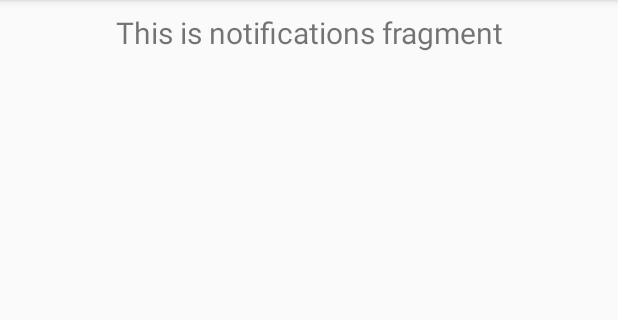
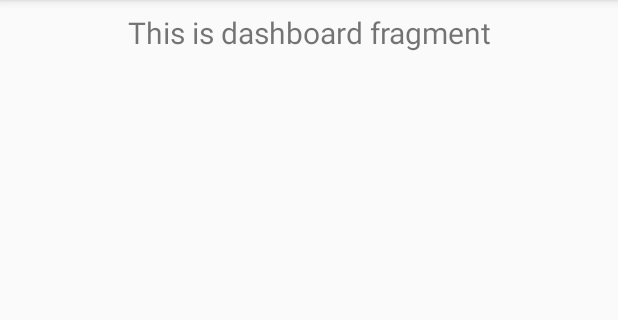
Before and after one commit to prateekKrOraon/Abhiyantran-2020, an Android app: the fragment EventFragment placed in its activity, on a phone screen of 412 x 824 dp, the part 84-404 px from its top. Run offline under Robolectric (Android 15) with nearby library versions, the phone set to English and light mode, and no system bars; our stand-ins replace Firebase (no records; nobody signed in at launch, a user with empty details on screens opened directly).

Commit message:
HomeFragment Changed

```diff
--- a/app/build.gradle
+++ b/app/build.gradle
@@ -33,6 +33,7 @@ dependencies {
     implementation 'androidx.legacy:legacy-support-v4:1.0.0'
     implementation 'com.google.firebase:firebase-core:17.2.2'
     implementation 'com.google.firebase:firebase-firestore:21.4.0'
+    implementation 'com.google.firebase:firebase-storage:19.1.1'
     testImplementation 'junit:junit:4.12'
     androidTestImplementation 'androidx.test.ext:junit:1.1.1'
     androidTestImplementation 'androidx.test.espresso:espresso-core:3.2.0'
--- a/app/src/main/AndroidManifest.xml
+++ b/app/src/main/AndroidManifest.xml
@@ -3,6 +3,8 @@
     package="in.ac.nitsikkim.abhiyantran2020">
 
     <uses-permission android:name="android.permission.INTERNET"/>
+    <uses-permission android:name="android.permission.READ_EXTERNAL_STORAGE"/>
+    <uses-permission android:name="android.permission.WRITE_EXTERNAL_STORAGE"/>
 
     <application
         android:allowBackup="true"
--- a/app/src/main/java/in/ac/nitsikkim/abhiyantran2020/MainActivity.java
+++ b/app/src/main/java/in/ac/nitsikkim/abhiyantran2020/MainActivity.java
@@ -2,7 +2,6 @@ package in.ac.nitsikkim.abhiyantran2020;
 
 import android.os.Bundle;
 import android.view.MenuItem;
-import android.widget.FrameLayout;
 
 import com.google.android.material.bottomnavigation.BottomNavigationView;
 import androidx.annotation.NonNull;
@@ -12,16 +11,16 @@ import androidx.fragment.app.Fragment;
 import androidx.fragment.app.FragmentManager;
 import androidx.fragment.app.FragmentTransaction;
 
-import in.ac.nitsikkim.abhiyantran2020.ui.dashboard.DashboardFragment;
+import in.ac.nitsikkim.abhiyantran2020.ui.fragments.EventFragment;
 import in.ac.nitsikkim.abhiyantran2020.ui.fragments.GalleryFragment;
 import in.ac.nitsikkim.abhiyantran2020.ui.fragments.GuestFragment;
-import in.ac.nitsikkim.abhiyantran2020.ui.home.HomeFragment;
-import in.ac.nitsikkim.abhiyantran2020.ui.notifications.NotificationsFragment;
+import in.ac.nitsikkim.abhiyantran2020.ui.fragments.HomeFragment;
+import in.ac.nitsikkim.abhiyantran2020.ui.fragments.NotificationsFragment;
 
 public class MainActivity extends AppCompatActivity {
 
     HomeFragment mHomeFragment;
-    DashboardFragment mDashboardFragment;
+    EventFragment mEventFragment;
     NotificationsFragment mNotificationFragment;
     GuestFragment mGuestFragment;
     GalleryFragment mGalleryFragment;
@@ -35,7 +34,7 @@ public class MainActivity extends AppCompatActivity {
         setSupportActionBar(toolbar);
 
         mHomeFragment = new HomeFragment();
-        mDashboardFragment = new DashboardFragment();
+        mEventFragment = new EventFragment();
         mNotificationFragment = new NotificationsFragment();
         mGalleryFragment = new GalleryFragment();
         mGuestFragment = new GuestFragment();
@@ -55,7 +54,7 @@ public class MainActivity extends AppCompatActivity {
                         switchFragment(mHomeFragment);
                         break;
                     case R.id.bottom_nav_events:
-                        switchFragment(mDashboardFragment);
+                        switchFragment(mEventFragment);
                         break;
                     case R.id.bottom_nav_notification:
                         switchFragment(mNotificationFragment);
--- a/app/src/main/java/in/ac/nitsikkim/abhiyantran2020/ui/home/HomeViewModel.java
+++ b/app/src/main/java/in/ac/nitsikkim/abhiyantran2020/models/EventViewModel.java
@@ -1,16 +1,16 @@
-package in.ac.nitsikkim.abhiyantran2020.ui.home;
+package in.ac.nitsikkim.abhiyantran2020.models;
 
 import androidx.lifecycle.LiveData;
 import androidx.lifecycle.MutableLiveData;
 import androidx.lifecycle.ViewModel;
 
-public class HomeViewModel extends ViewModel {
+public class EventViewModel extends ViewModel {
 
     private MutableLiveData<String> mText;
 
-    public HomeViewModel() {
+    public EventViewModel() {
         mText = new MutableLiveData<>();
-        mText.setValue("This is home fragment");
+        mText.setValue("This is dashboard fragment");
     }
 
     public LiveData<String> getText() {
--- a/app/src/main/java/in/ac/nitsikkim/abhiyantran2020/ui/notifications/NotificationsViewModel.java
+++ b/app/src/main/java/in/ac/nitsikkim/abhiyantran2020/models/NotificationsViewModel.java
@@ -1,4 +1,4 @@
-package in.ac.nitsikkim.abhiyantran2020.ui.notifications;
+package in.ac.nitsikkim.abhiyantran2020.models;
 
 import androidx.lifecycle.LiveData;
 import androidx.lifecycle.MutableLiveData;
--- a/app/src/main/java/in/ac/nitsikkim/abhiyantran2020/ui/home/PostModal.java
+++ b/app/src/main/java/in/ac/nitsikkim/abhiyantran2020/models/PostModel.java
@@ -1,16 +1,20 @@
-package in.ac.nitsikkim.abhiyantran2020.ui.home;
+package in.ac.nitsikkim.abhiyantran2020.models;
 
-public class PostModal {
+import com.google.firebase.storage.StorageReference;
 
+public class PostModel {
+
+    public String postId;
     public int profileImage;
     public String profileName;
     public String time;
     public String postText;
-    public int postImage;
+    public String postImage;
     public String likeCount;
     public String commentCount;
 
-    public PostModal(int profileImage,String profileName,String time,String postText,int postImage, String likeCount,String commentCount){
+    public PostModel(String postId,int profileImage, String profileName, String time, String postText, String postImage, String likeCount, String commentCount){
+        this.postId = postId;
         this.commentCount = commentCount;
         this.likeCount = likeCount;
         this.postImage = postImage;
--- a/app/src/main/java/in/ac/nitsikkim/abhiyantran2020/ui/notifications/NotificationsFragment.java
+++ b/app/src/main/java/in/ac/nitsikkim/abhiyantran2020/ui/fragments/EventFragment.java
@@ -1,4 +1,4 @@
-package in.ac.nitsikkim.abhiyantran2020.ui.notifications;
+package in.ac.nitsikkim.abhiyantran2020.ui.fragments;
 
 import android.os.Bundle;
 import android.view.LayoutInflater;
@@ -13,18 +13,19 @@ import androidx.lifecycle.Observer;
 import androidx.lifecycle.ViewModelProviders;
 
 import in.ac.nitsikkim.abhiyantran2020.R;
+import in.ac.nitsikkim.abhiyantran2020.models.EventViewModel;
 
-public class NotificationsFragment extends Fragment {
+public class EventFragment extends Fragment {
 
-    private NotificationsViewModel notificationsViewModel;
+    private EventViewModel dashboardViewModel;
 
     public View onCreateView(@NonNull LayoutInflater inflater,
                              ViewGroup container, Bundle savedInstanceState) {
-        notificationsViewModel =
-                ViewModelProviders.of(this).get(NotificationsViewModel.class);
-        View root = inflater.inflate(R.layout.fragment_notifications, container, false);
-        final TextView textView = root.findViewById(R.id.text_notifications);
-        notificationsViewModel.getText().observe(this, new Observer<String>() {
+        dashboardViewModel =
+                ViewModelProviders.of(this).get(EventViewModel.class);
+        View root = inflater.inflate(R.layout.fragment_dashboard, container, false);
+        final TextView textView = root.findViewById(R.id.text_dashboard);
+        dashboardViewModel.getText().observe(this, new Observer<String>() {
             @Override
             public void onChanged(@Nullable String s) {
                 textView.setText(s);
--- /dev/null
+++ b/app/src/main/java/in/ac/nitsikkim/abhiyantran2020/ui/fragments/HomeFragment.java
@@ -0,0 +1,94 @@
+package in.ac.nitsikkim.abhiyantran2020.ui.fragments;
+
+import android.os.Bundle;
+import android.view.LayoutInflater;
+import android.view.View;
+import android.view.ViewGroup;
+import android.widget.RelativeLayout;
+import android.widget.Toast;
+import androidx.annotation.NonNull;
+import androidx.annotation.Nullable;
+import androidx.fragment.app.Fragment;
+import androidx.recyclerview.widget.LinearLayoutManager;
+import androidx.recyclerview.widget.RecyclerView;
+import com.google.firebase.Timestamp;
+import com.google.firebase.firestore.EventListener;
+import com.google.firebase.firestore.FirebaseFirestore;
+import com.google.firebase.firestore.FirebaseFirestoreException;
+import com.google.firebase.firestore.Query;
+import com.google.firebase.firestore.QueryDocumentSnapshot;
+import com.google.firebase.firestore.QuerySnapshot;
+import java.util.ArrayList;
+import in.ac.nitsikkim.abhiyantran2020.R;
+import in.ac.nitsikkim.abhiyantran2020.adapters.HomeAdapter;
+import in.ac.nitsikkim.abhiyantran2020.models.PostModel;
+
+
+public class HomeFragment extends Fragment {
+
+    private RecyclerView mRecyclerView;
+    private RecyclerView.LayoutManager mLayoutManager;
+    private HomeAdapter mHomeAdapter;
+
+    private FirebaseFirestore firestore = FirebaseFirestore.getInstance();
+    private Query collectionReference = firestore.collection("home").orderBy("timestamp", Query.Direction.DESCENDING);
+
+    public static String id = "home_fragment";
+
+    public View onCreateView(@NonNull LayoutInflater inflater,
+                             final ViewGroup container, Bundle savedInstanceState) {
+        final View root = inflater.inflate(R.layout.fragment_home, container, false);
+
+        final ArrayList<PostModel> posts = new ArrayList<>();
+        loadPosts(root,posts);
+        collectionReference.addSnapshotListener(new EventListener<QuerySnapshot>() {
+            @Override
+            public void onEvent(@Nullable QuerySnapshot queryDocumentSnapshots, @Nullable FirebaseFirestoreException e) {
+
+                try{
+
+                    posts.clear();
+                    assert queryDocumentSnapshots != null;
+                    for(QueryDocumentSnapshot documentSnapshot : queryDocumentSnapshots){
+
+                        System.out.println();
+                        Timestamp timestamp = (Timestamp) documentSnapshot.get("timestamp");
+
+                        System.out.println(documentSnapshot.getString("post_image"));
+                        assert timestamp != null;
+                        posts.add(
+                                new PostModel(
+                                        documentSnapshot.getId(),
+                                        0,
+                                        documentSnapshot.getString("profile_name"),
+                                        timestamp.toDate().toString().substring(0,16),
+                                        documentSnapshot.getString("post_text"),
+                                        documentSnapshot.getString("post_image"),
+                                        documentSnapshot.get("likes").toString(),
+                                        "10"
+                                )
+                        );
+
+                        mHomeAdapter.notifyDataSetChanged();
+
+                    }
+
+                }catch(NullPointerException ex){
+                    Toast.makeText(getContext(),"Null Pointer Exception",Toast.LENGTH_SHORT).show();
+                }
+
+            }
+        });
+
+        return root;
+    }
+
+    private void loadPosts(View root,ArrayList<PostModel> posts){
+        mRecyclerView = root.findViewById(R.id.post_recycler_view);
+        mLayoutManager = new LinearLayoutManager(getContext());
+        mHomeAdapter = new HomeAdapter(getContext(),posts);
+        mRecyclerView.setHasFixedSize(true);
+        mRecyclerView.setLayoutManager(mLayoutManager);
+        mRecyclerView.setAdapter(mHomeAdapter);
+    }
+}
--- a/app/src/main/java/in/ac/nitsikkim/abhiyantran2020/ui/dashboard/DashboardFragment.java
+++ b/app/src/main/java/in/ac/nitsikkim/abhiyantran2020/ui/fragments/NotificationsFragment.java
@@ -1,4 +1,4 @@
-package in.ac.nitsikkim.abhiyantran2020.ui.dashboard;
+package in.ac.nitsikkim.abhiyantran2020.ui.fragments;
 
 import android.os.Bundle;
 import android.view.LayoutInflater;
@@ -13,18 +13,19 @@ import androidx.lifecycle.Observer;
 import androidx.lifecycle.ViewModelProviders;
 
 import in.ac.nitsikkim.abhiyantran2020.R;
+import in.ac.nitsikkim.abhiyantran2020.models.NotificationsViewModel;
 
-public class DashboardFragment extends Fragment {
+public class NotificationsFragment extends Fragment {
 
-    private DashboardViewModel dashboardViewModel;
+    private NotificationsViewModel notificationsViewModel;
 
     public View onCreateView(@NonNull LayoutInflater inflater,
                              ViewGroup container, Bundle savedInstanceState) {
-        dashboardViewModel =
-                ViewModelProviders.of(this).get(DashboardViewModel.class);
-        View root = inflater.inflate(R.layout.fragment_dashboard, container, false);
-        final TextView textView = root.findViewById(R.id.text_dashboard);
-        dashboardViewModel.getText().observe(this, new Observer<String>() {
+        notificationsViewModel =
+                ViewModelProviders.of(this).get(NotificationsViewModel.class);
+        View root = inflater.inflate(R.layout.fragment_notifications, container, false);
+        final TextView textView = root.findViewById(R.id.text_notifications);
+        notificationsViewModel.getText().observe(this, new Observer<String>() {
             @Override
             public void onChanged(@Nullable String s) {
                 textView.setText(s);
--- a/app/src/main/java/in/ac/nitsikkim/abhiyantran2020/ui/home/HomeAdapter.java
+++ /dev/null
@@ -1,54 +0,0 @@
-package in.ac.nitsikkim.abhiyantran2020.ui.home;
-import android.content.Context;
-import android.view.LayoutInflater;
-import android.view.View;
-import android.view.ViewGroup;
-import androidx.annotation.NonNull;
-import androidx.recyclerview.widget.RecyclerView;
-
-import java.util.ArrayList;
-
-import in.ac.nitsikkim.abhiyantran2020.R;
-
-public class HomeAdapter extends RecyclerView.Adapter<PostViewHolder> {
-
-    private Context context;
-    ArrayList<PostModal> list;
-
-    public HomeAdapter(Context context, ArrayList<PostModal> list){
-        this.context = context;
-        this.list = list;
-    }
-
-    @NonNull
-    @Override
-    public PostViewHolder onCreateViewHolder(@NonNull ViewGroup parent, int viewType) {
-        View view = LayoutInflater.from(context).inflate(R.layout.post_layout,parent,false);
-        return new PostViewHolder(view);
-    }
-
-    @Override
-    public void onBindViewHolder(@NonNull PostViewHolder holder, int position) {
-        holder.commentCount.setText(list.get(position).commentCount);
-        holder.likeCount.setText(list.get(position).likeCount);
-        holder.profileName.setText(list.get(position).profileName);
-        holder.postText.setText(list.get(position).postText);
-        holder.postTime.setText(list.get(position).time);
-
-        int image = list.get(position).postImage;
-        if(image != 0){
-            holder.postImage.setImageResource(image);
-            holder.postImage.requestLayout();
-            holder.postImage.getLayoutParams().height = 550;
-        }else{
-            holder.postImage.requestLayout();
-            holder.postImage.getLayoutParams().height = 0;
-        }
-
-    }
-
-    @Override
-    public int getItemCount() {
-        return list.size();
-    }
-}
--- a/app/src/main/java/in/ac/nitsikkim/abhiyantran2020/ui/home/HomeFragment.java
+++ /dev/null
@@ -1,112 +0,0 @@
-package in.ac.nitsikkim.abhiyantran2020.ui.home;
-
-import android.os.Bundle;
-import android.view.LayoutInflater;
-import android.view.View;
-import android.view.ViewGroup;
-import android.widget.Toast;
-
-import androidx.annotation.NonNull;
-import androidx.fragment.app.Fragment;
-import androidx.recyclerview.widget.LinearLayoutManager;
-import androidx.recyclerview.widget.RecyclerView;
-
-import com.google.android.gms.tasks.OnSuccessListener;
-import com.google.firebase.Timestamp;
-import com.google.firebase.firestore.CollectionReference;
-import com.google.firebase.firestore.DocumentReference;
-import com.google.firebase.firestore.DocumentSnapshot;
-import com.google.firebase.firestore.FirebaseFirestore;
-import com.google.firebase.firestore.QueryDocumentSnapshot;
-import com.google.firebase.firestore.QuerySnapshot;
-
-import java.util.ArrayList;
-import java.util.List;
-
-import in.ac.nitsikkim.abhiyantran2020.R;
-
-public class HomeFragment extends Fragment {
-
-    RecyclerView mRecyclerView;
-    RecyclerView.LayoutManager mLayoutManager;
-    HomeAdapter mHomeAdapter;
-
-    private FirebaseFirestore firestore = FirebaseFirestore.getInstance();
-    private CollectionReference collectionReference = firestore.collection("home");
-
-    public static String id = "home_fragment";
-
-    public View onCreateView(@NonNull LayoutInflater inflater,
-                             ViewGroup container, Bundle savedInstanceState) {
-        final View root = inflater.inflate(R.layout.fragment_home, container, false);
-
-        final ArrayList<PostModal> posts = new ArrayList<>();
-
-        collectionReference.get().addOnSuccessListener(new OnSuccessListener<QuerySnapshot>() {
-            @Override
-            public void onSuccess(QuerySnapshot queryDocumentSnapshots) {
-
-                for(QueryDocumentSnapshot documentSnapshot : queryDocumentSnapshots){
-
-                    Timestamp timestamp = (Timestamp) documentSnapshot.get("timestamp");
-                    System.out.println(timestamp.toDate());
-
-                    posts.add(
-                            new PostModal(
-                                    0,
-                                    documentSnapshot.getString("profile_name").toString(),
-                                    timestamp.toDate().toString().substring(0,16),
-                                    documentSnapshot.getString("post_text").toString(),
-                                    0,
-                                    documentSnapshot.get("likes").toString(),
-                                    "10"
-                            )
-                    );
-
-
-                }
-
-                for(int i =0; i<3 ;i++){
-                    if(i == 1){
-                        posts.add(
-                                new PostModal(
-                                        0,
-                                        "Prateek Oraon",
-                                        "09:50 PM",
-                                        "BB8 from star wars",
-                                        R.drawable.bb8_4,
-                                        "30",
-                                        "10"
-                                )
-                        );
-                    }else{
-                        posts.add(
-                                new PostModal(
-                                        0,
-                                        "Prateek Oraon",
-                                        "09:50 PM",
-                                        "This is a demo text only post... thiahfdhasgd... ahiuodfhass... ahgiuodsfgh",
-                                        0,
-                                        "30",
-                                        "10"
-                                )
-                        );
-                    }
-                }
-                loadPosts(root,posts);
-            }
-        });
-
-
-        return root;
-    }
-
-    private void loadPosts(View root,ArrayList<PostModal> posts){
-        mRecyclerView = root.findViewById(R.id.post_recycler_view);
-        mLayoutManager = new LinearLayoutManager(getContext());
-        mHomeAdapter = new HomeAdapter(getContext(),posts);
-        mRecyclerView.setHasFixedSize(true);
-        mRecyclerView.setLayoutManager(mLayoutManager);
-        mRecyclerView.setAdapter(mHomeAdapter);
-    }
-}
--- a/app/src/main/java/in/ac/nitsikkim/abhiyantran2020/ui/home/PostViewHolder.java
+++ b/app/src/main/java/in/ac/nitsikkim/abhiyantran2020/view_holders/PostViewHolder.java
@@ -1,4 +1,4 @@
-package in.ac.nitsikkim.abhiyantran2020.ui.home;
+package in.ac.nitsikkim.abhiyantran2020.view_holders;
 
 import android.view.View;
 import android.widget.ImageButton;
--- a/app/src/main/res/values/colors.xml
+++ b/app/src/main/res/values/colors.xml
@@ -3,4 +3,8 @@
     <color name="colorPrimary">#008577</color>
     <color name="colorPrimaryDark">#00574B</color>
     <color name="colorAccent">#D81B60</color>
+    <color name="blue">#1565C0</color>
+    <color name="blue_matte">#42A5F5</color>
+    <color name="blue_dark">#448AFF</color>
+    <color name="white">#FFFFFF</color>
 </resources>
--- a/app/src/main/res/values/strings.xml
+++ b/app/src/main/res/values/strings.xml
@@ -10,4 +10,5 @@
     <!-- TODO: Remove or change this placeholder text -->
     <string name="hello_blank_fragment">Hello blank fragment</string>
     <string name="profile_name">Profile name</string>
+    <string name="new_post">New Posts</string>
 </resources>
```
Also changed, not shown: app/src/main/java/in/ac/nitsikkim/abhiyantran2020/adapters/HomeAdapter.java (added, +94 -0 lines), app/src/main/java/in/ac/nitsikkim/abhiyantran2020/models/HomeViewModel.java (renamed from app/src/main/java/in/ac/nitsikkim/abhiyantran2020/ui/dashboard/DashboardViewModel.java, +4 -4 lines), app/src/main/res/drawable/stadium_border_button.xml (added, +8 -0 lines), app/src/main/res/layout/fragment_home.xml (+24 -2 lines).
